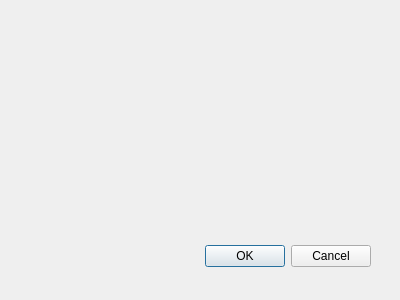
The window that frameworks/imageprocessing/modules/AdvancedFilterModulesGUI/src/issfilterdlg.ui (neutronimaging/imagingsuite) describes before a commit, drawn with Qt 5.
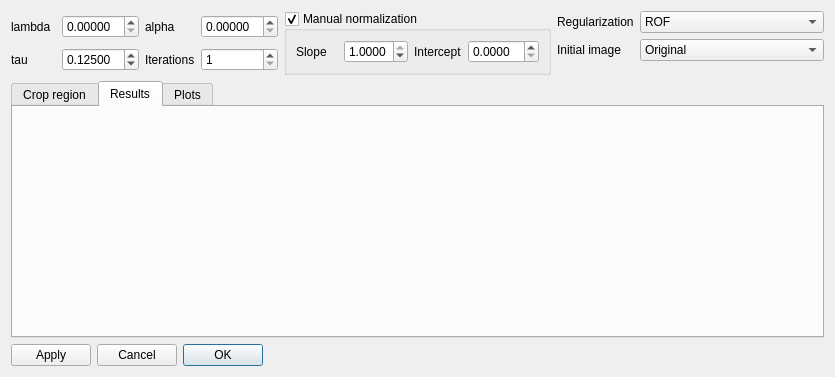
The same window after the commit.

Commit message: Basic design of AdvancedFilters ISSfilter dialog, UI with parameter transfer should work.

Patch:
```diff
--- a/frameworks/imageprocessing/modules/AdvancedFilterModulesGUI/src/issfilterdlg.ui
+++ b/frameworks/imageprocessing/modules/AdvancedFilterModulesGUI/src/issfilterdlg.ui
@@ -8,29 +8,224 @@
    <rect>
     <x>0</x>
     <y>0</y>
-    <width>400</width>
-    <height>300</height>
+    <width>835</width>
+    <height>377</height>
    </rect>
   </property>
   <property name="windowTitle">
    <string>Dialog</string>
   </property>
-  <widget class="QDialogButtonBox" name="buttonBox">
-   <property name="geometry">
-    <rect>
-     <x>30</x>
-     <y>240</y>
-     <width>341</width>
-     <height>32</height>
-    </rect>
-   </property>
-   <property name="orientation">
-    <enum>Qt::Horizontal</enum>
-   </property>
-   <property name="standardButtons">
-    <set>QDialogButtonBox::Cancel|QDialogButtonBox::Ok</set>
-   </property>
-  </widget>
+  <layout class="QVBoxLayout" name="verticalLayout_2">
+   <item>
+    <layout class="QHBoxLayout" name="horizontalLayout_4">
+     <item>
+      <layout class="QGridLayout" name="gridLayout">
+       <item row="0" column="3">
+        <widget class="QDoubleSpinBox" name="doubleSpinBox_alpha">
+         <property name="decimals">
+          <number>5</number>
+         </property>
+        </widget>
+       </item>
+       <item row="0" column="1">
+        <widget class="QDoubleSpinBox" name="doubleSpinBox_lambda">
+         <property name="decimals">
+          <number>5</number>
+         </property>
+        </widget>
+       </item>
+       <item row="0" column="2">
+        <widget class="QLabel" name="label_2">
+         <property name="text">
+          <string>alpha</string>
+         </property>
+        </widget>
+       </item>
+       <item row="0" column="0">
+        <widget class="QLabel" name="label">
+         <property name="text">
+          <string>lambda</string>
+         </property>
+        </widget>
+       </item>
+       <item row="1" column="0">
+        <widget class="QLabel" name="label_5">
+         <property name="text">
+          <string>tau</string>
+         </property>
+        </widget>
+       </item>
+       <item row="1" column="1">
+        <widget class="QDoubleSpinBox" name="doubleSpinBox_tau">
+         <property name="decimals">
+          <number>5</number>
+         </property>
+         <property name="value">
+          <double>0.125000000000000</double>
+         </property>
+        </widget>
+       </item>
+       <item row="1" column="3">
+        <widget class="QSpinBox" name="spinBox_iterations">
+         <property name="minimum">
+          <number>1</number>
+         </property>
+         <property name="maximum">
+          <number>9999</number>
+         </property>
+        </widget>
+       </item>
+       <item row="1" column="2">
+        <widget class="QLabel" name="label_6">
+         <property name="text">
+          <string>Iterations</string>
+         </property>
+        </widget>
+       </item>
+      </layout>
+     </item>
+     <item>
+      <widget class="QGroupBox" name="groupBox_normalization">
+       <property name="title">
+        <string>Manual normalization</string>
+       </property>
+       <property name="flat">
+        <bool>true</bool>
+       </property>
+       <property name="checkable">
+        <bool>true</bool>
+       </property>
+       <layout class="QHBoxLayout" name="horizontalLayout_2">
+        <item>
+         <widget class="QLabel" name="label_3">
+          <property name="text">
+           <string>Slope</string>
+          </property>
+         </widget>
+        </item>
+        <item>
+         <widget class="QDoubleSpinBox" name="doubleSpinBox_slope">
+          <property name="decimals">
+           <number>4</number>
+          </property>
+          <property name="maximum">
+           <double>1.000000000000000</double>
+          </property>
+          <property name="singleStep">
+           <double>0.050000000000000</double>
+          </property>
+          <property name="value">
+           <double>1.000000000000000</double>
+          </property>
+         </widget>
+        </item>
+        <item>
+         <widget class="QLabel" name="label_4">
+          <property name="text">
+           <string>Intercept</string>
+          </property>
+         </widget>
+        </item>
+        <item>
+         <widget class="QDoubleSpinBox" name="doubleSpinBox_intercept">
+          <property name="decimals">
+           <number>4</number>
+          </property>
+         </widget>
+        </item>
+       </layout>
+      </widget>
+     </item>
+     <item>
+      <layout class="QFormLayout" name="formLayout">
+       <item row="0" column="0">
+        <widget class="QLabel" name="label_7">
+         <property name="text">
+          <string>Regularization</string>
+         </property>
+        </widget>
+       </item>
+       <item row="0" column="1">
+        <widget class="QComboBox" name="comboBox_regularization">
+         <property name="currentIndex">
+          <number>1</number>
+         </property>
+         <item>
+          <property name="text">
+           <string>TV-1</string>
+          </property>
+         </item>
+         <item>
+          <property name="text">
+           <string>ROF</string>
+          </property>
+         </item>
+        </widget>
+       </item>
+       <item row="1" column="0">
+        <widget class="QLabel" name="label_8">
+         <property name="text">
+          <string>Initial image</string>
+         </property>
+        </widget>
+       </item>
+       <item row="1" column="1">
+        <widget class="QComboBox" name="comboBox_initialImage">
+         <property name="currentIndex">
+          <number>0</number>
+         </property>
+         <item>
+          <property name="text">
+           <string>Original</string>
+          </property>
+         </item>
+         <item>
+          <property name="text">
+           <string>Blank</string>
+          </property>
+         </item>
+        </widget>
+       </item>
+      </layout>
+     </item>
+    </layout>
+   </item>
+   <item>
+    <widget class="QTabWidget" name="tabWidget">
+     <property name="currentIndex">
+      <number>1</number>
+     </property>
+     <widget class="QWidget" name="tab">
+      <attribute name="title">
+       <string>Crop region</string>
+      </attribute>
+     </widget>
+     <widget class="QWidget" name="tab_2">
+      <attribute name="title">
+       <string>Results</string>
+      </attribute>
+     </widget>
+     <widget class="QWidget" name="tab_3">
+      <attribute name="title">
+       <string>Plots</string>
+      </attribute>
+     </widget>
+    </widget>
+   </item>
+   <item>
+    <widget class="QDialogButtonBox" name="buttonBox">
+     <property name="layoutDirection">
+      <enum>Qt::RightToLeft</enum>
+     </property>
+     <property name="orientation">
+      <enum>Qt::Horizontal</enum>
+     </property>
+     <property name="standardButtons">
+      <set>QDialogButtonBox::Apply|QDialogButtonBox::Cancel|QDialogButtonBox::Ok</set>
+     </property>
+    </widget>
+   </item>
+  </layout>
  </widget>
  <pixmapfunction/>
  <resources/>
```
Left out of the diff: 5 changed lines with no effect on the pictures. The commit also changes 3 other files.
